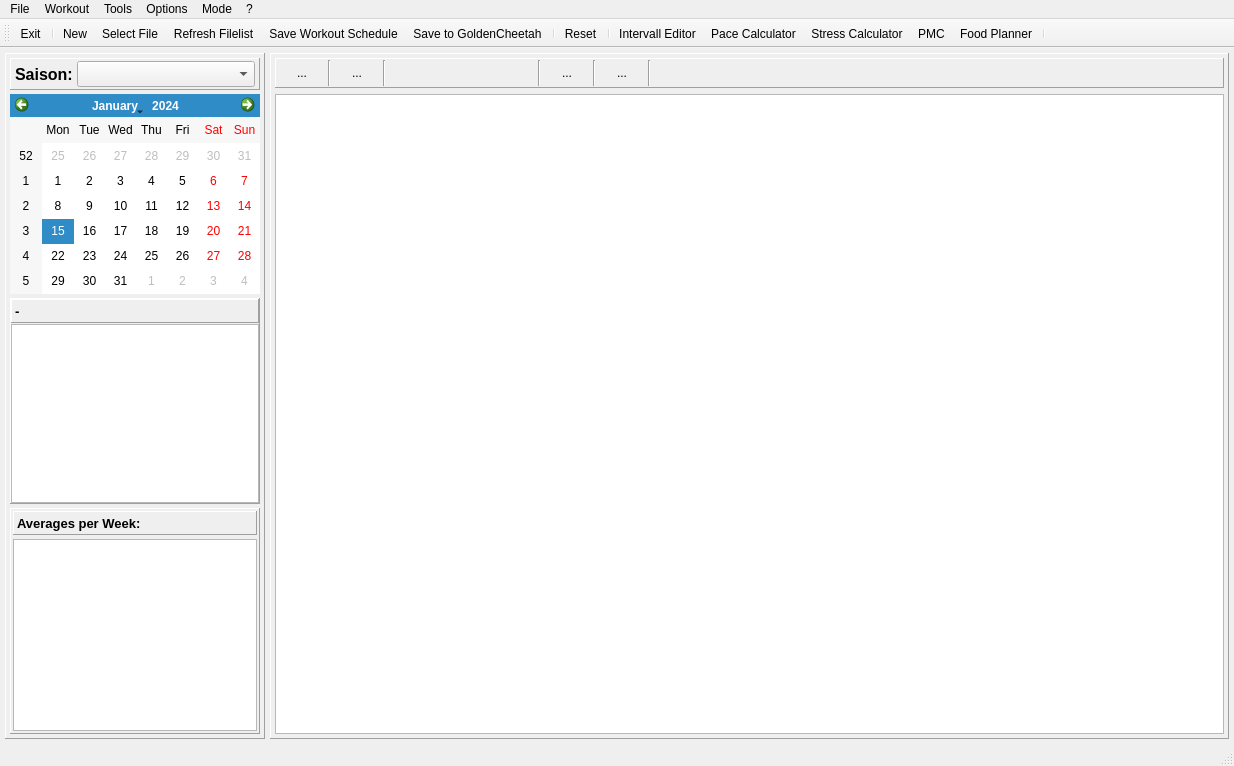
Old version of the form mainwindow.ui in the repository Tria-Andy/WorkoutEditor.
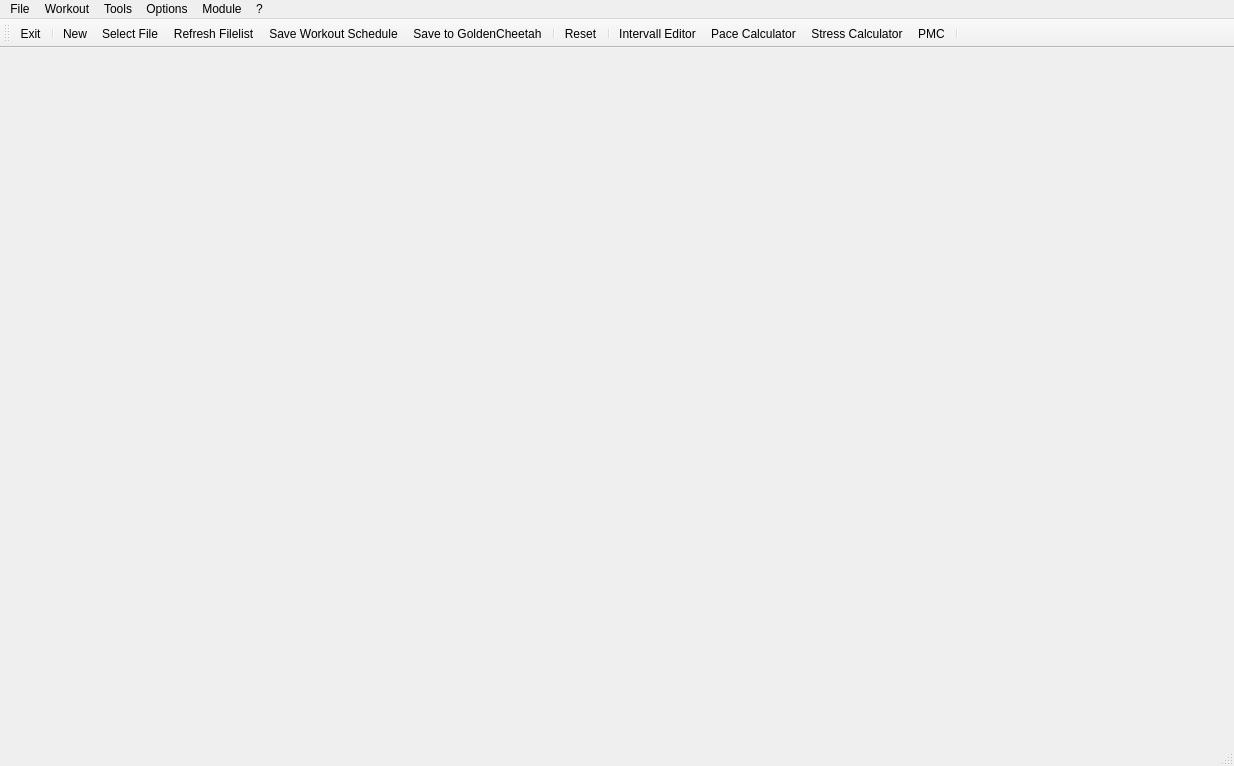
New version of the form. The open tabs and pages were chosen to show the change. Icons and pictures are not drawn. Custom widgets are drawn as their Qt base class.

Commit message: Add Foodplanner as a new module

```diff
--- a/mainwindow.ui
+++ b/mainwindow.ui
@@ -1690,6 +1690,7 @@
         </item>
        </layout>
       </widget>
+      <widget class="QWidget" name="food"/>
      </widget>
     </item>
    </layout>
@@ -1729,7 +1730,7 @@
    </widget>
    <widget class="QMenu" name="menuModus">
     <property name="title">
-     <string>Mode</string>
+     <string>Module</string>
     </property>
     <addaction name="actionPlaner"/>
     <addaction name="actionEditor"/>
@@ -1798,7 +1799,6 @@
    <addaction name="actionPace_Calculator"/>
    <addaction name="actionStress_Calculator"/>
    <addaction name="actionPMC"/>
-   <addaction name="actionFood_Planner"/>
    <addaction name="separator"/>
   </widget>
   <widget class="QStatusBar" name="statusBar"/>
@@ -2003,7 +2003,7 @@
      <normaloff>:/images/icons/Food.png</normaloff>:/images/icons/Food.png</iconset>
    </property>
    <property name="text">
-    <string>Food Planner</string>
+    <string>Food</string>
    </property>
   </action>
  </widget>
```
Left out of the diff: 7 changed lines with no effect on the pictures. The commit also changes 6 other files.
